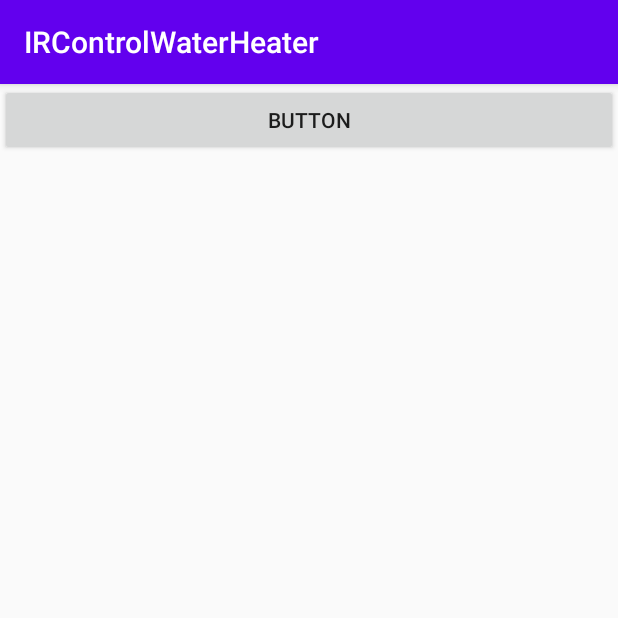
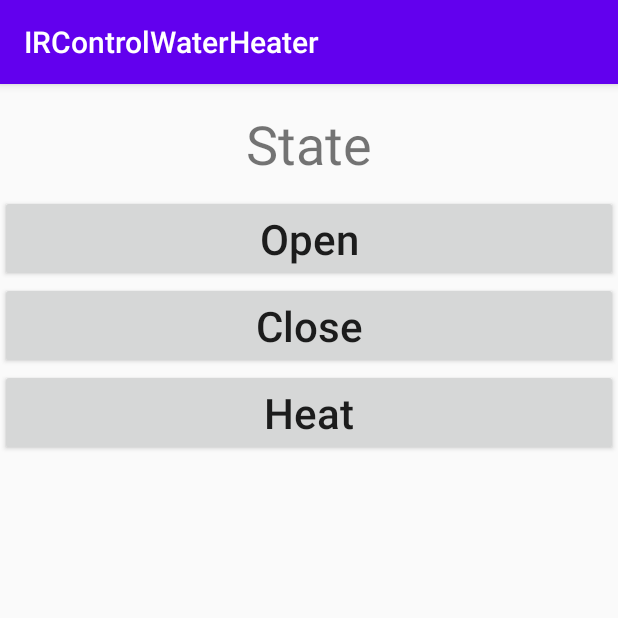
Before and after one commit to makewheels/IRControlWaterHeater-Android, an Android app: the MainActivity screen opened directly, with no data from a screen before it, on a phone screen of 412 x 824 dp, the top half of it. Run offline under Robolectric (Android 15) with nearby library versions, the phone set to English and light mode, and no system bars; 2 statements that could not run were skipped.

Commit message:
今天先这样，明天继续

```diff
--- a/app/src/main/AndroidManifest.xml
+++ b/app/src/main/AndroidManifest.xml
@@ -9,7 +9,8 @@
         android:roundIcon="@mipmap/ic_launcher_round"
         android:supportsRtl="true"
         android:theme="@style/AppTheme">
-        <activity android:name=".NoIrActivity"></activity>
+        <activity android:name=".ChooseHeatTimeActivity"></activity>
+        <activity android:name=".NoIrActivity" />
         <activity android:name=".MainActivity">
             <intent-filter>
                 <action android:name="android.intent.action.MAIN" />
--- a/app/src/main/java/com/androiddeveloper/ircontrolwaterheater/MainActivity.java
+++ b/app/src/main/java/com/androiddeveloper/ircontrolwaterheater/MainActivity.java
@@ -4,11 +4,17 @@ import android.content.Intent;
 import android.os.Bundle;
 import android.view.View;
 import android.widget.Button;
+import android.widget.TextView;
 
 import androidx.appcompat.app.AppCompatActivity;
 
+import com.androiddeveloper.ircontrolwaterheater.ir.IRUtil;
+
 public class MainActivity extends AppCompatActivity {
+    private TextView tv_state;
     private Button btn_open;
+    private Button btn_close;
+    private Button btn_heat;
 
     @Override
     protected void onCreate(Bundle savedInstanceState) {
@@ -26,13 +32,29 @@ public class MainActivity extends AppCompatActivity {
     }
 
     private void initViews() {
+        tv_state = findViewById(R.id.tv_state);
         btn_open = findViewById(R.id.btn_open);
+        btn_close = findViewById(R.id.btn_close);
+        btn_heat = findViewById(R.id.btn_heat);
     }
 
     private void setClickListener() {
         btn_open.setOnClickListener(new View.OnClickListener() {
             @Override
             public void onClick(View v) {
+                IRUtil.sendOPEN();
+            }
+        });
+        btn_close.setOnClickListener(new View.OnClickListener() {
+            @Override
+            public void onClick(View v) {
+                IRUtil.sendCLOSE();
+            }
+        });
+        btn_heat.setOnClickListener(new View.OnClickListener() {
+            @Override
+            public void onClick(View v) {
+
             }
         });
     }
--- a/app/src/main/java/com/androiddeveloper/ircontrolwaterheater/IRUtil.java
+++ b/app/src/main/java/com/androiddeveloper/ircontrolwaterheater/ir/IRUtil.java
@@ -1,4 +1,4 @@
-package com.androiddeveloper.ircontrolwaterheater;
+package com.androiddeveloper.ircontrolwaterheater.ir;
 
 import android.content.Context;
 import android.hardware.ConsumerIrManager;
--- a/app/src/main/java/com/androiddeveloper/ircontrolwaterheater/NecPattern.java
+++ b/app/src/main/java/com/androiddeveloper/ircontrolwaterheater/ir/NecPattern.java
@@ -1,4 +1,4 @@
-package com.androiddeveloper.ircontrolwaterheater;
+package com.androiddeveloper.ircontrolwaterheater.ir;
 
 import java.util.ArrayList;
 import java.util.List;
--- a/app/src/main/res/layout/activity_main.xml
+++ b/app/src/main/res/layout/activity_main.xml
@@ -3,13 +3,40 @@
     xmlns:tools="http://schemas.android.com/tools"
     android:layout_width="match_parent"
     android:layout_height="match_parent"
+    android:orientation="vertical"
     tools:context=".MainActivity">
+
+    <TextView
+        android:id="@+id/tv_state"
+        android:layout_width="match_parent"
+        android:layout_height="wrap_content"
+        android:layout_marginTop="15dp"
+        android:layout_marginBottom="10dp"
+        android:gravity="center"
+        android:text="@string/state"
+        android:textSize="36dp" />
 
     <Button
         android:id="@+id/btn_open"
         android:layout_width="match_parent"
         android:layout_height="wrap_content"
-        android:text="Button"
+        android:text="@string/open"
+        android:textSize="28dp"
         tools:layout_editor_absoluteX="65dp"
         tools:layout_editor_absoluteY="38dp" />
+
+    <Button
+        android:id="@+id/btn_close"
+        android:layout_width="match_parent"
+        android:layout_height="wrap_content"
+        android:text="@string/close"
+        android:textSize="28dp" />
+
+    <Button
+        android:id="@+id/btn_heat"
+        android:layout_width="match_parent"
+        android:layout_height="wrap_content"
+        android:text="@string/heat"
+        android:textSize="28dp" />
+
 </LinearLayout>
--- a/app/src/main/res/layout/activity_no_ir.xml
+++ b/app/src/main/res/layout/activity_no_ir.xml
@@ -10,10 +10,13 @@
         android:id="@+id/textView"
         android:layout_width="wrap_content"
         android:layout_height="wrap_content"
+        android:gravity="center"
         android:text="@string/your_device_not_support_ir"
         android:textSize="35dp"
         app:layout_constraintBottom_toBottomOf="parent"
         app:layout_constraintEnd_toEndOf="parent"
+        app:layout_constraintHorizontal_bias="0.0"
         app:layout_constraintStart_toStartOf="parent"
-        app:layout_constraintTop_toTopOf="parent" />
+        app:layout_constraintTop_toTopOf="parent"
+        app:layout_constraintVertical_bias="0.382" />
 </androidx.constraintlayout.widget.ConstraintLayout>
--- a/app/src/main/res/values/strings.xml
+++ b/app/src/main/res/values/strings.xml
@@ -1,4 +1,10 @@
 <resources>
     <string name="app_name">IRControlWaterHeater</string>
-    <string name="your_device_not_support_ir">Your device does\'t support_ IR</string>
+    <string name="your_device_not_support_ir">Your device does\'t support IR</string>
+    <string name="open">Open</string>
+    <string name="close">Close</string>
+    <string name="heat">Heat</string>
+    <string name="state">State</string>
+    <string name="heating">Heating</string>
+    <string name="off">OFF</string>
 </resources>
--- a/app/src/main/res/values/styles.xml
+++ b/app/src/main/res/values/styles.xml
@@ -5,6 +5,7 @@
         <item name="colorPrimary">@color/colorPrimary</item>
         <item name="colorPrimaryDark">@color/colorPrimaryDark</item>
         <item name="colorAccent">@color/colorAccent</item>
+        <item name="textAllCaps">false</item>
     </style>
 
 </resources>
```
Also changed, not shown: app/src/main/java/com/androiddeveloper/ircontrolwaterheater/ChooseHeatTimeActivity.java (added, +14 -0 lines), app/src/main/res/layout/activity_choose_heat_time.xml (added, +8 -0 lines), 1 other file.
